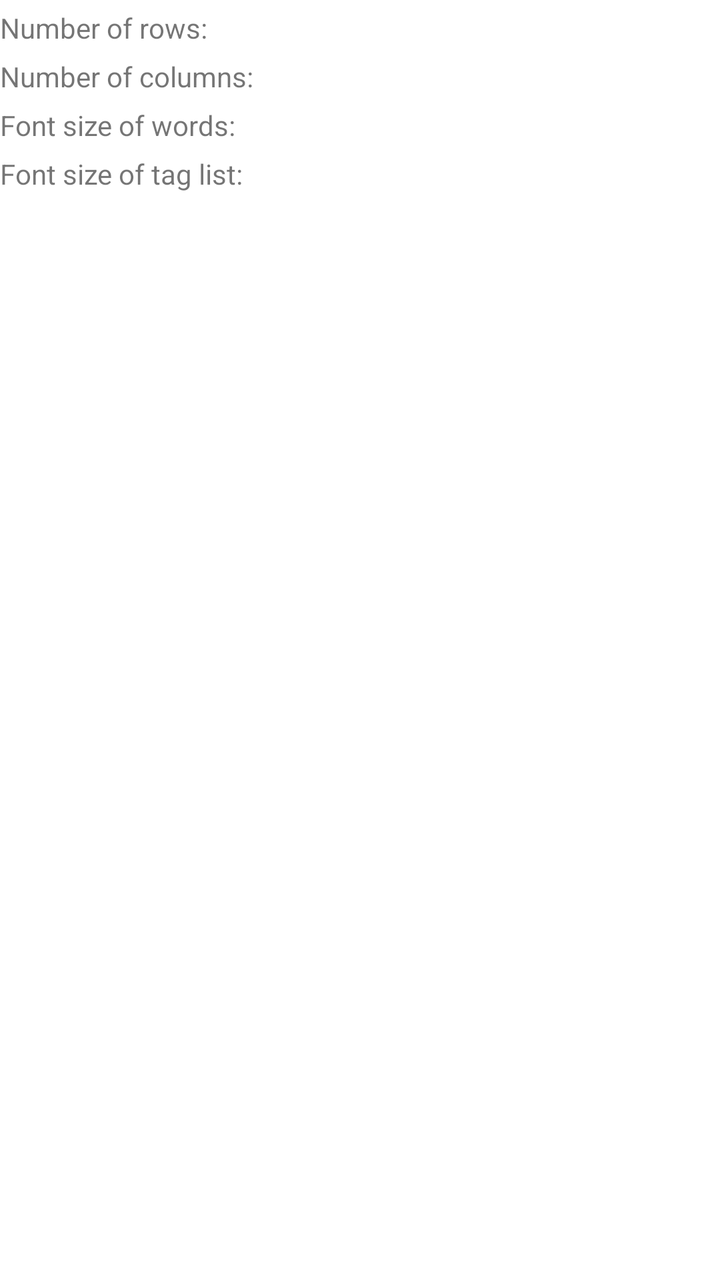
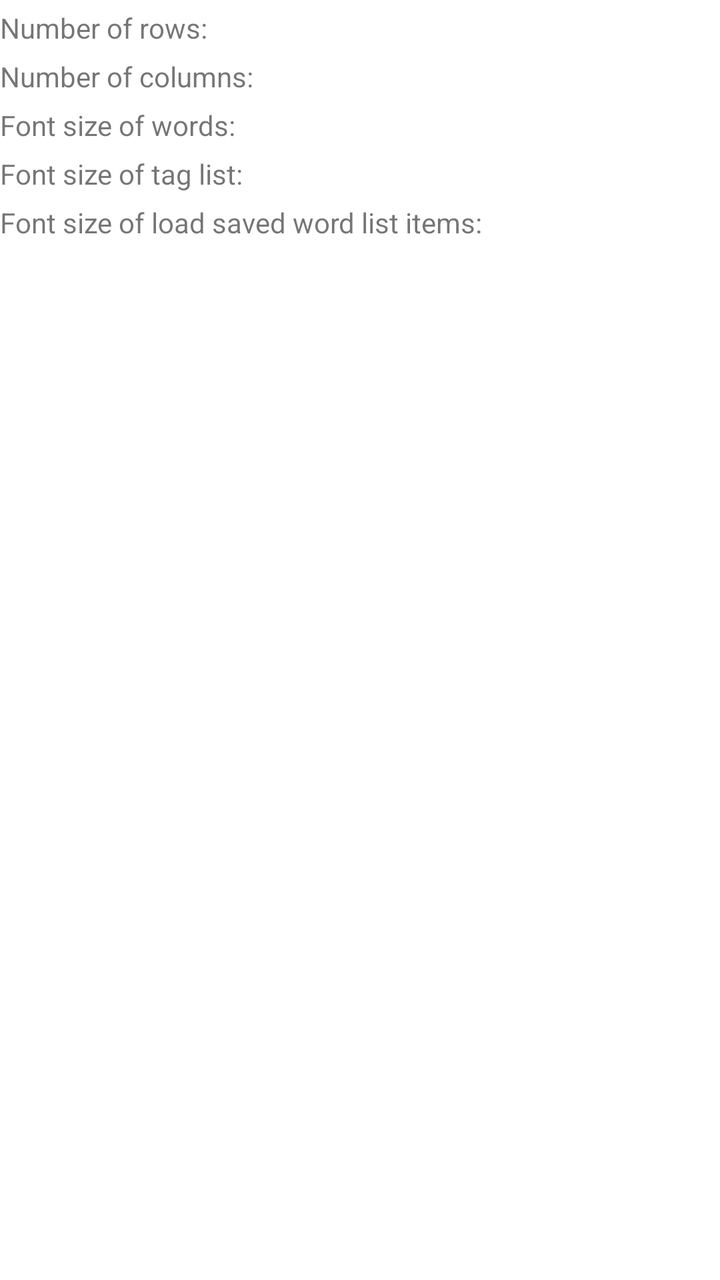

Before-and-after screenshots of an Android layout around one commit, followed by the original layout XML and the change that was made.
<!-- AndroidManifest.xml: application theme Theme.WordStudy -->
<!-- res/layout/zoom.xml -->
<?xml version="1.0" encoding="utf-8"?>
<LinearLayout xmlns:android="http://schemas.android.com/apk/res/android"
    android:orientation="vertical"
    android:layout_width="match_parent"
    android:layout_height="match_parent">
    <LinearLayout
        android:orientation="horizontal"
        android:layout_width="match_parent"
        android:layout_height="wrap_content">
        <TextView
            android:text="Number of rows:"
            android:layout_width="wrap_content"
            android:layout_height="wrap_content">
        </TextView>
        <EditText
            android:id="@+id/edittext6"
            android:inputType="number"
            android:layout_width="wrap_content"
            android:layout_height="wrap_content"
            android:background="@drawable/rectangle">
        </EditText>
    </LinearLayout>
    <LinearLayout
        android:orientation="horizontal"
        android:layout_width="match_parent"
        android:layout_height="wrap_content">
        <TextView
            android:text="Number of columns:"
            android:layout_width="wrap_content"
            android:layout_height="wrap_content">
        </TextView>
        <EditText
            android:id="@+id/edittext7"
            android:inputType="number"
            android:layout_width="wrap_content"
            android:layout_height="wrap_content"
            android:background="@drawable/rectangle">
        </EditText>
    </LinearLayout>
    <LinearLayout
        android:orientation="horizontal"
        android:layout_width="match_parent"
        android:layout_height="wrap_content">
        <TextView
            android:text="Font size of words:"
            android:layout_width="wrap_content"
            android:layout_height="wrap_content">
        </TextView>
        <EditText
            android:id="@+id/edittext8"
            android:inputType="number"
            android:layout_width="wrap_content"
            android:layout_height="wrap_content"
            android:background="@drawable/rectangle">
        </EditText>
    </LinearLayout>
    <LinearLayout
        android:orientation="horizontal"
        android:layout_width="match_parent"
        android:layout_height="wrap_content">
        <TextView
            android:text="Font size of tag list:"
            android:layout_width="wrap_content"
            android:layout_height="wrap_content">
        </TextView>
        <EditText
            android:id="@+id/edittext22"
            android:inputType="number"
            android:layout_width="wrap_content"
            android:layout_height="wrap_content"
            android:background="@drawable/rectangle">
        </EditText>
    </LinearLayout>
</LinearLayout>
<!-- resources referenced by this layout -->
<resources>
  <!-- drawable rectangle (drawable) -->
  <?xml version="1.0" encoding="utf-8"?>
  <shape xmlns:android="http://schemas.android.com/apk/res/android">
      <stroke
          android:width="1dp"
          android:color="@color/gray"/>
  </shape>
  <style name="Theme.WordStudy" parent="Theme.MaterialComponents.DayNight.NoActionBar">
          
          <item name="colorPrimary">@color/purple_500</item>
          <item name="colorPrimaryVariant">@color/purple_700</item>
          <item name="colorOnPrimary">@color/white</item>
          
          <item name="colorSecondary">@color/teal_200</item>
          <item name="colorSecondaryVariant">@color/teal_700</item>
          <item name="colorOnSecondary">@color/black</item>
          
          <item name="android:statusBarColor" tools:targetApi="l">?attr/colorPrimaryVariant</item>
          
      </style>
  <color name="gray">#FF808080</color>
  <color name="purple_500">#FF6200EE</color>
  <color name="purple_700">#FF3700B3</color>
  <color name="white">#FFFFFFFF</color>
  <color name="teal_200">#FF03DAC5</color>
  <color name="teal_700">#FF018786</color>
  <color name="black">#FF000000</color>
</resources>

<!-- the commit's change to res/layout/zoom.xml (unified diff, before → after) -->
@@ -71,4 +71,21 @@
             android:background="@drawable/rectangle">
         </EditText>
     </LinearLayout>
+    <LinearLayout
+        android:orientation="horizontal"
+        android:layout_width="match_parent"
+        android:layout_height="wrap_content">
+        <TextView
+            android:text="Font size of load saved word list items:"
+            android:layout_width="wrap_content"
+            android:layout_height="wrap_content">
+        </TextView>
+        <EditText
+            android:id="@+id/edittext29"
+            android:inputType="number"
+            android:layout_width="wrap_content"
+            android:layout_height="wrap_content"
+            android:background="@drawable/rectangle">
+        </EditText>
+    </LinearLayout>
 </LinearLayout>
